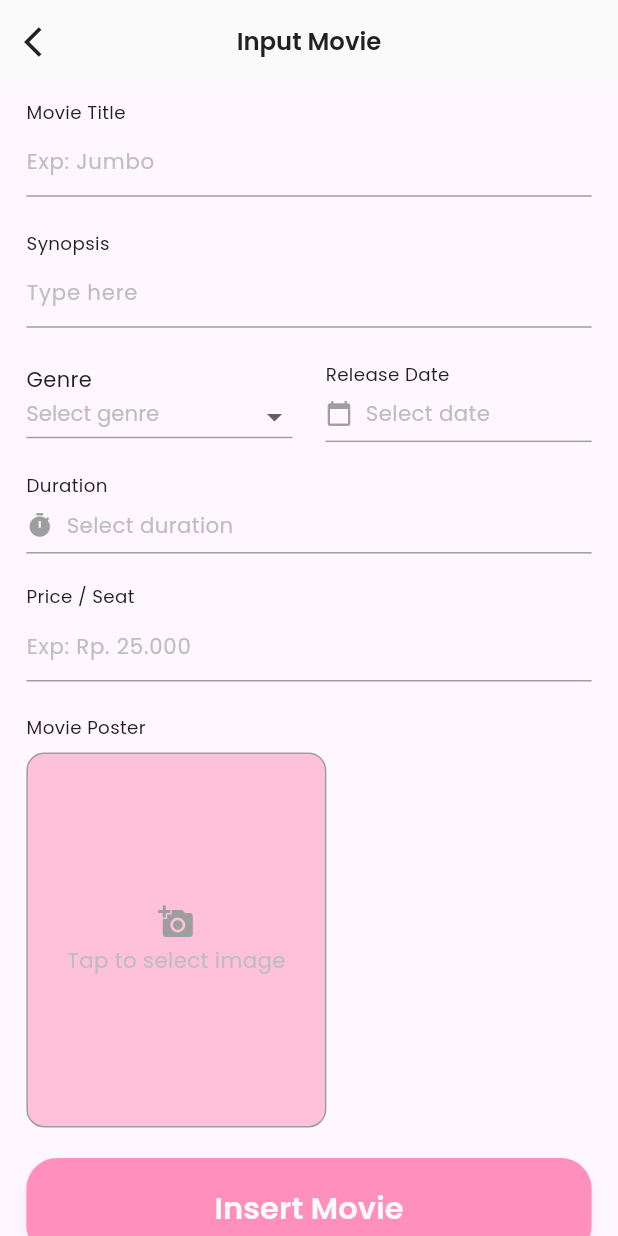
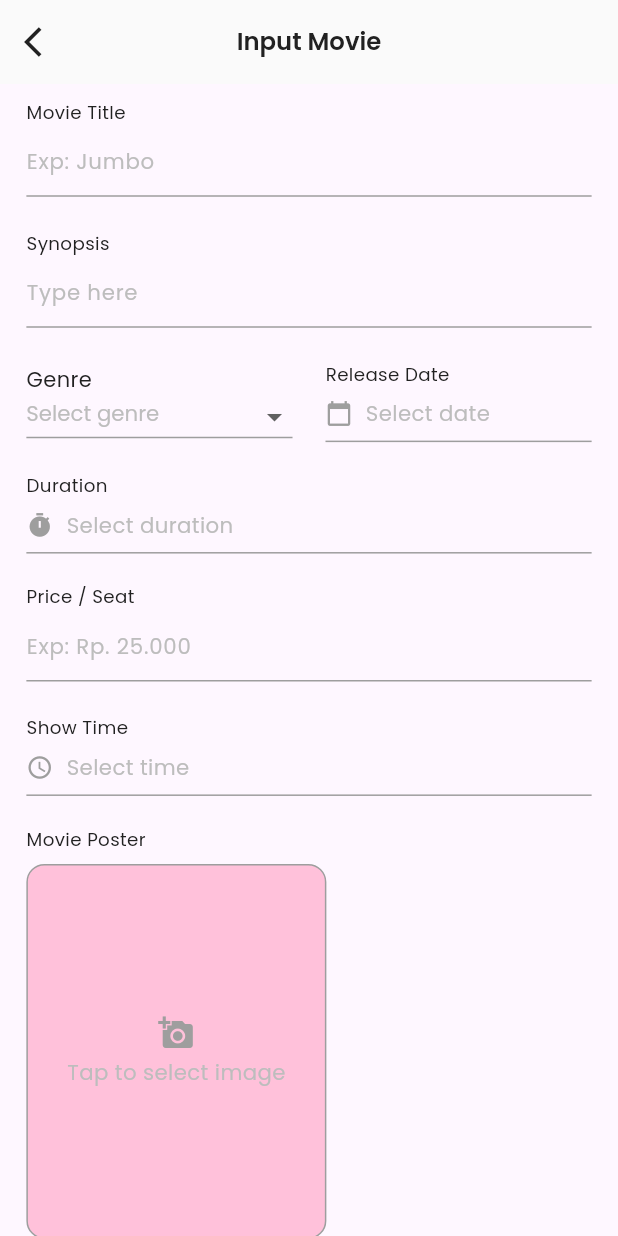
Before and after one commit to zakizakiran/chingu-movie, a Flutter app: the InputMovieView screen opened by its route, on a phone screen of 412 x 824 dp. Run offline on Flutter 3.47's test engine with Material 3 defaults, Android fonts, the phone set to English and light mode, and no system bars; our stand-ins replace email_validator, firebase_core, flutter_screenutil, flutter_svg, get, google_fonts and 5 more; accounts and stored records are empty.

Commit message:
showtime field

```diff
--- a/lib/app/modules/pages/input_movie/controllers/input_movie_controller.dart
+++ b/lib/app/modules/pages/input_movie/controllers/input_movie_controller.dart
@@ -17,6 +17,9 @@ class InputMovieController extends GetxController {
 
   // Image
   var selectedImage = Rx<File?>(null);
+
+  //showtime
+  final selectedShowtime = "".obs;
 
   void resetFields() {
     titleController.clear();
--- a/lib/app/modules/pages/input_movie/views/input_movie_view.dart
+++ b/lib/app/modules/pages/input_movie/views/input_movie_view.dart
@@ -91,6 +91,16 @@ class InputMovieView extends GetView<InputMovieController> {
                   hint: "Exp: Rp. 25.000",
                   maxLines: 1,
                   controller: controller.priceController,
+                ),
+                SizedBox(height: 20.h),
+                Obx(
+                  () => customTimePickerField(
+                    label: "Show Time",
+                    selectedTime: controller.selectedShowtime.value,
+                    onTimeSelected: (time) {
+                      controller.selectedShowtime.value = time;
+                    },
+                  ),
                 ),
                 SizedBox(height: 20.h),
                 Obx(
@@ -237,6 +247,51 @@ class InputMovieView extends GetView<InputMovieController> {
     );
   }
 
+  Widget customTimePickerField({
+    required String label,
+    required String selectedTime,
+    required Function(String) onTimeSelected,
+  }) {
+    return Column(
+      crossAxisAlignment: CrossAxisAlignment.start,
+      children: [
+        Text(label, style: AppTextStyles.smallText),
+        GestureDetector(
+          onTap: () async {
+            final TimeOfDay? picked = await showTimePicker(
+              context: Get.context!,
+              initialTime: TimeOfDay.now(),
+            );
+            if (picked != null) {
+              onTimeSelected(picked.format(Get.context!));
+            }
+          },
+          child: Container(
+            padding: const EdgeInsets.symmetric(vertical: 8),
+            decoration: const BoxDecoration(
+              border: Border(bottom: BorderSide(color: Colors.grey)),
+            ),
+            child: Row(
+              children: [
+                const Icon(Icons.access_time, size: 18, color: Colors.grey),
+                SizedBox(width: 8.w),
+                Expanded(
+                  child: Text(
+                    selectedTime.isEmpty ? 'Select time' : selectedTime,
+                    style:
+                        selectedTime.isEmpty
+                            ? AppTextStyles.hintText
+                            : AppTextStyles.smallText.copyWith(fontSize: 14),
+                  ),
+                ),
+              ],
+            ),
+          ),
+        ),
+      ],
+    );
+  }
+
   Widget customDatePickerField({
     required String label,
     required String selectedDate,
@@ -273,7 +328,7 @@ class InputMovieView extends GetView<InputMovieController> {
                     style:
                         selectedDate.isEmpty
                             ? AppTextStyles.hintText
-                            : AppTextStyles.smallText.copyWith(fontSize: 14)
+                            : AppTextStyles.smallText.copyWith(fontSize: 14),
                   ),
                 ),
               ],
@@ -445,7 +500,7 @@ class InputMovieView extends GetView<InputMovieController> {
                     style:
                         selectedDuration.isEmpty
                             ? AppTextStyles.hintText
-                            : AppTextStyles.smallText.copyWith(fontSize: 14)
+                            : AppTextStyles.smallText.copyWith(fontSize: 14),
                   ),
                 ),
               ],
```
